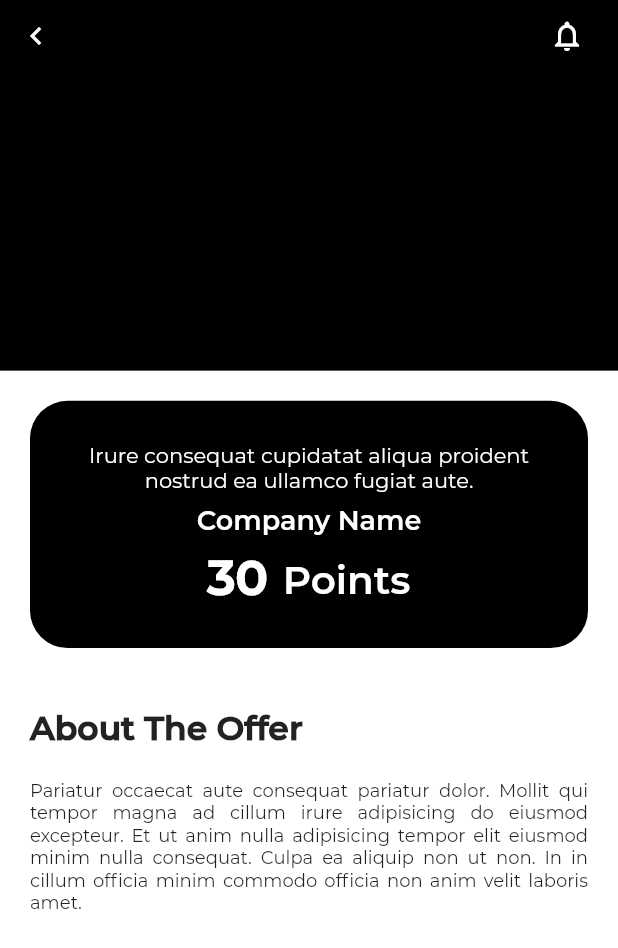
After one commit to AlisterLuiz/AlSafar, a Flutter app: the Rewards screen opened directly, scrolled down 42 dp, after a tap on "Offer Title", on a phone screen of 412 x 824 dp. The commit adds this screen. Shown: the top 948 px of the screen. Run offline on Flutter 3.47's test engine with Material 2 defaults, Android fonts, the phone set to English and light mode, and no system bars; our stand-ins replace carousel_slider, device_preview, font_awesome_flutter; network calls fail; project files that could hold a hidden picture were left out.

Commit message:
Added Rewards and Single Rewards Page

```diff
--- a/frontend/lib/screens/portrait/mobile/home/home_page.dart
+++ b/frontend/lib/screens/portrait/mobile/home/home_page.dart
@@ -94,6 +94,11 @@ class _HomePageState extends State<HomePage> {
                 ),
                 SizedBox(width: screenWidth(context) * 0.1),
                 Expanded(
+                  child: InkWell(
+                    onTap: () {
+                      Navigator.push(context,
+                          MaterialPageRoute(builder: (context) => Rewards()));
+                    },
                     child: Container(
                       height: screenHeight(context) * 0.3,
                       decoration: BoxDecoration(
@@ -102,7 +107,8 @@ class _HomePageState extends State<HomePage> {
                           image: AssetImage('assets/images/rewards.jpg'),
                           fit: BoxFit.cover,
                           colorFilter: ColorFilter.mode(
-                            Colors.black.withOpacity(0.50), BlendMode.dstATop),
+                              Colors.black.withOpacity(0.50),
+                              BlendMode.dstATop),
                         ),
                       ),
                       child: Center(
@@ -112,6 +118,7 @@ class _HomePageState extends State<HomePage> {
                             color: Theme.of(context).primaryColor,
                             fontSize: 22,
                             fontWeight: FontWeight.w800,
+                          ),
                         ),
                       ),
                     ),
--- /dev/null
+++ b/frontend/lib/screens/portrait/mobile/rewards/rewards.dart
@@ -0,0 +1,182 @@
+import 'package:alsafar/utilities/index.dart';
+
+class Rewards extends StatefulWidget {
+  const Rewards({Key? key}) : super(key: key);
+
+  @override
+  _RewardsState createState() => _RewardsState();
+}
+
+class _RewardsState extends State<Rewards> {
+  @override
+  Widget build(BuildContext context) {
+    return Scaffold(
+      appBar: getAppBarWithPopAndNotif(context),
+      body: ListView(
+        children: [
+          Container(
+            margin: EdgeInsets.all(20),
+            padding: EdgeInsets.all(20),
+            height: screenHeight(context) * 0.15,
+            decoration: BoxDecoration(
+              color: Theme.of(context).primaryColor,
+              borderRadius: BorderRadius.circular(25),
+            ),
+            child: Column(
+              // crossAxisAlignment: CrossAxisAlignment.start,
+              mainAxisAlignment: MainAxisAlignment.spaceEvenly,
+              children: [
+                Row(
+                  // crossAxisAlignment: CrossAxisAlignment.end,
+                  children: [
+                    Text(
+                      '1234',
+                      style: TextStyle(
+                        fontSize: 32,
+                        color: Theme.of(context).accentColor,
+                        fontWeight: FontWeight.w800,
+                      ),
+                    ),
+                    sizedBox(0, 10),
+                    Padding(
+                      padding: EdgeInsets.only(top: 4.0),
+                      child: Text(
+                        'Points',
+                        style: TextStyle(
+                          color: Theme.of(context).accentColor,
+                          fontSize: 26,
+                          fontWeight: FontWeight.w600,
+                        ),
+                      ),
+                    ),
+                  ],
+                ),
+                Text(
+                  'Track your points and redeem exciting rewards!',
+                  style: TextStyle(
+                    color: Theme.of(context).accentColor,
+                  ),
+                )
+              ],
+            ),
+          ),
+          sizedBox(10, 0),
+          CarouselSlider(
+            options: CarouselOptions(
+              height: screenHeight(context) * 0.28,
+              enlargeCenterPage: true,
+              viewportFraction: 0.7,
+            ),
+            items: [1, 2, 3, 4, 5].map((i) {
+              return Builder(
+                builder: (BuildContext context) {
+                  return InkWell(
+                    onTap: () {
+                      Navigator.push(
+                          context,
+                          MaterialPageRoute(
+                              builder: (context) => SingleReward()));
+                    },
+                    child: Container(
+                      width: screenWidth(context),
+                      margin: EdgeInsets.symmetric(horizontal: 5.0),
+                      decoration: BoxDecoration(
+                        color: Theme.of(context).primaryColor,
+                        borderRadius: BorderRadius.circular(25),
+                      ),
+                    ),
+                  );
+                },
+              );
+            }).toList(),
+          ),
+          sizedBox(10, 0),
+          Padding(
+            padding: EdgeInsets.all(20),
+            child: Text(
+              'Our Offers',
+              style: TextStyle(
+                fontSize: 22,
+                fontWeight: FontWeight.w800,
+              ),
+            ),
+          ),
+          ListView.builder(
+            physics: NeverScrollableScrollPhysics(),
+            shrinkWrap: true,
+            itemCount: 4,
+            itemExtent: screenHeight(context) * 0.1,
+            itemBuilder: (context, i) {
+              return Padding(
+                padding: const EdgeInsets.symmetric(
+                  vertical: 10,
+                  horizontal: 20,
+                ),
+                child: ListTile(
+                  onTap: () {
+                    Navigator.push(
+                        context,
+                        MaterialPageRoute(
+                            builder: (context) => SingleReward()));
+                  },
+                  contentPadding:
+                      EdgeInsets.symmetric(vertical: 0.0, horizontal: 15.0),
+                  shape: RoundedRectangleBorder(
+                      side: const BorderSide(width: 0.5),
+                      borderRadius: BorderRadius.circular(10)),
+                  tileColor: Theme.of(context).primaryColor,
+                  leading: Container(
+                    height: 40,
+                    width: 40,
+                    decoration: BoxDecoration(
+                      borderRadius: BorderRadius.circular(10),
+                      color: Theme.of(context).backgroundColor,
+                    ),
+                  ),
+                  title: const Text(
+                    'Offer Title',
+                    style: TextStyle(
+                      color: Colors.white,
+                    ),
+                  ),
+                  subtitle: const Text(
+                    'Do laboris incididunt ad adipisicing labore ipsum aliqua esse mollit nisi adipisicing est.',
+                    maxLines: 1,
+                    overflow: TextOverflow.ellipsis,
+                    style: TextStyle(
+                      fontSize: 13,
+                      color: Colors.white,
+                    ),
+                  ),
+                  trailing: Column(
+                    mainAxisAlignment: MainAxisAlignment.center,
+                    children: [
+                      Text(
+                        '30',
+                        style: TextStyle(
+                          fontSize: 18,
+                          color: Theme.of(context).accentColor,
+                          fontWeight: FontWeight.w800,
+                        ),
+                      ),
+                      Padding(
+                        padding: EdgeInsets.only(top: 4.0),
+                        child: Text(
+                          'Points',
+                          style: TextStyle(
+                            fontSize: 12,
+                            color: Theme.of(context).accentColor,
+                          ),
+                        ),
+                      ),
+                    ],
+                  ),
+                ),
+              );
+            },
+          ),
+        ],
+      ),
+    );
+  }
+}
--- /dev/null
+++ b/frontend/lib/screens/portrait/mobile/rewards/single_reward.dart
@@ -0,0 +1,300 @@
+import 'package:alsafar/utilities/index.dart';
+
+class SingleReward extends StatefulWidget {
+  const SingleReward({Key? key}) : super(key: key);
+
+  @override
+  _SingleRewardState createState() => _SingleRewardState();
+}
+
+class _SingleRewardState extends State<SingleReward> {
+  @override
+  Widget build(BuildContext context) {
+    return Scaffold(
+      body: Stack(
+        alignment: Alignment.center,
+        children: <Widget>[
+          // background image and bottom contents
+          Column(
+            children: <Widget>[
+              Container(
+                height: screenHeight(context) * 0.3,
+                decoration: const BoxDecoration(
+                  color: Colors.black,
+                  // borderRadius: BorderRadius.only(
+                  //   bottomLeft: Radius.circular(20),
+                  //   bottomRight: Radius.circular(20),
+                  // ),
+                ),
+              ),
+              Expanded(
+                child: Container(
+                  color: Colors.white,
+                  child: Center(
+                    child: ListView(
+                      children: [
+                        Container(
+                          margin: EdgeInsets.all(20),
+                          padding: EdgeInsets.all(20),
+                          height: screenHeight(context) * 0.2,
+                          decoration: BoxDecoration(
+                            color: Theme.of(context).primaryColor,
+                            borderRadius: BorderRadius.circular(25),
+                          ),
+                          child: Column(
+                            // crossAxisAlignment: CrossAxisAlignment.start,
+                            mainAxisAlignment: MainAxisAlignment.spaceEvenly,
+                            children: [
+                              Text(
+                                'Irure consequat cupidatat aliqua proident nostrud ea ullamco fugiat aute.',
+                                textAlign: TextAlign.center,
+                                style: TextStyle(
+                                  fontSize: 14,
+                                  color: Theme.of(context).backgroundColor,
+                                ),
+                              ),
+                              // sizedBox(20, 0),
+                              Padding(
+                                padding: EdgeInsets.symmetric(horizontal: 15.0),
+                                child: Text(
+                                  'Company Name',
+                                  textAlign: TextAlign.center,
+                                  style: TextStyle(
+                                    fontSize: 18,
+                                    fontWeight: FontWeight.bold,
+                                    color: Theme.of(context).backgroundColor,
+                                  ),
+                                ),
+                              ),
+                              // sizedBox(20, 0),
+                              Row(
+                                mainAxisAlignment: MainAxisAlignment.center,
+                                children: [
+                                  Text(
+                                    '30',
+                                    style: TextStyle(
+                                      fontSize: 32,
+                                      fontWeight: FontWeight.w800,
+                                      color: Theme.of(context).backgroundColor,
+                                    ),
+                                  ),
+                                  sizedBox(0, 10),
+                                  Padding(
+                                    padding: EdgeInsets.only(top: 4.0),
+                                    child: Text(
+                                      'Points',
+                                      style: TextStyle(
+                                        fontSize: 26,
+                                        fontWeight: FontWeight.w600,
+                                        color:
+                                            Theme.of(context).backgroundColor,
+                                      ),
+                                    ),
+                                  ),
+                                ],
+                              ),
+                            ],
+                          ),
+                        ),
+                        sizedBox(20, 0),
+                        const Padding(
+                          padding: EdgeInsets.only(left: 20.0),
+                          child: Text(
+                            'About The Offer',
+                            style: TextStyle(
+                              fontSize: 22,
+                              fontWeight: FontWeight.w800,
+                            ),
+                          ),
+                        ),
+                        sizedBox(20, 0),
+                        const Padding(
+                          padding: EdgeInsets.symmetric(horizontal: 20.0),
+                          child: Text(
+                            'Pariatur occaecat aute consequat pariatur dolor. Mollit qui tempor magna ad cillum irure adipisicing do eiusmod excepteur. Et ut anim nulla adipisicing tempor elit eiusmod minim nulla consequat. Culpa ea aliquip non ut non. In in cillum officia minim commodo officia non anim velit laboris amet.',
+                            textAlign: TextAlign.justify,
+                            style: TextStyle(
+                              fontSize: 12,
+                            ),
+                          ),
+                        ),
+                        sizedBox(20, 0),
+                      ],
+                    ),
+                  ),
+                ),
+              )
+            ],
+          ),
+          SafeArea(
+            child: Align(
+              alignment: Alignment.topLeft,
+              child: Row(
+                  mainAxisAlignment: MainAxisAlignment.spaceBetween,
+                  children: [
+                    IconButton(
+                      icon: Icon(Icons.chevron_left,
+                          color: Theme.of(context).backgroundColor),
+                      onPressed: () => Navigator.pop(context),
+                    ),
+                    Padding(
+                      padding: EdgeInsets.only(right: 10),
+                      child: IconButton(
+                        onPressed: () {
+                          Navigator.push(
+                            context,
+                            MaterialPageRoute(
+                                builder: (context) => Notifications()),
+                          );
+                        },
+                        icon: Icon(
+                          Icons.notifications_outlined,
+                          color: Theme.of(context).backgroundColor,
+                        ),
+                      ),
+                    )
+                  ]),
+            ),
+          ),
+        ],
+      ),
+    );
+    // body: NestedScrollView(
+    //   headerSliverBuilder: (BuildContext context, bool innerBoxIsScrolled) {
+    //     return <Widget>[
+    //       SliverAppBar(
+    //         expandedHeight: screenHeight(context) * 0.3,
+    //         floating: false,
+    //         pinned: true,
+    //         leading: IconButton(
+    //           icon: Icon(Icons.chevron_left,
+    //               color: Theme.of(context).backgroundColor),
+    //           onPressed: () => Navigator.pop(context),
+    //         ),
+    //         actions: [
+    //           Padding(
+    //             padding: EdgeInsets.only(right: 10),
+    //             child: IconButton(
+    //               onPressed: () {
+    //                 Navigator.push(
+    //                   context,
+    //                   MaterialPageRoute(
+    //                       builder: (context) => Notifications()),
+    //                 );
+    //               },
+    //               icon: Icon(
+    //                 Icons.notifications_outlined,
+    //                 color: Theme.of(context).backgroundColor,
+    //               ),
+    //             ),
+    //           )
+    //         ],
+    //         flexibleSpace: FlexibleSpaceBar(
+    //             // centerTitle: true,
+    //             // title: Text(
+    //             //   "Collapsing Toolbar",
+    //             //   style: TextStyle(
+    //             //     color: Colors.white,
+    //             //     fontSize: 16.0,
+    //             //   ),
+    //             // ),
+    // background: Image.network(
+    //   "https://images.pexels.com/photos/396547/pexels-photo-396547.jpeg?auto=compress&cs=tinysrgb&h=350",
+    //   fit: BoxFit.cover,
+    // )),
+    //       ),
+    //     ];
+    //   },
+    //   body: ListView(
+    //     children: [
+    //       Container(
+    //         margin: EdgeInsets.all(20),
+    //         padding: EdgeInsets.all(20),
+    //         height: screenHeight(context) * 0.2,
+    //         decoration: BoxDecoration(
+    //           color: Theme.of(context).primaryColor,
+    //           borderRadius: BorderRadius.circular(25),
+    //         ),
+    //         child: Column(
+    //           // crossAxisAlignment: CrossAxisAlignment.start,
+    //           mainAxisAlignment: MainAxisAlignment.spaceEvenly,
+    //           children: [
+    //             Text(
+    //               'Irure consequat cupidatat aliqua proident nostrud ea ullamco fugiat aute.',
+    //               textAlign: TextAlign.center,
+    //               style: TextStyle(
+    //                 fontSize: 14,
+    //                 color: Theme.of(context).backgroundColor,
+    //               ),
+    //             ),
+    //             // sizedBox(20, 0),
+    //             Padding(
+    //               padding: EdgeInsets.symmetric(horizontal: 15.0),
+    //               child: Text(
+    //                 'Company Name',
+    //                 textAlign: TextAlign.center,
+    //                 style: TextStyle(
+    //                   fontSize: 18,
+    //                   fontWeight: FontWeight.bold,
+    //                   color: Theme.of(context).backgroundColor,
+    //                 ),
+    //               ),
+    //             ),
+    //             // sizedBox(20, 0),
+    //             Row(
+    //               mainAxisAlignment: MainAxisAlignment.center,
+    //               children: [
+    //                 Text(
+    //                   '30',
+    //                   style: TextStyle(
+    //                     fontSize: 32,
+    //                     fontWeight: FontWeight.w800,
+    //                     color: Theme.of(context).backgroundColor,
+    //                   ),
+    //                 ),
+    //                 sizedBox(0, 10),
+    //                 Padding(
+    //                   padding: EdgeInsets.only(top: 4.0),
+    //                   child: Text(
+    //                     'Points',
+    //                     style: TextStyle(
+    //                       fontSize: 26,
+    //                       fontWeight: FontWeight.w600,
+    //                       color: Theme.of(context).backgroundColor,
+    //                     ),
+    //                   ),
+    //                 ),
+    //               ],
+    //             ),
+    //           ],
+    //         ),
+    //       ),
+    //       sizedBox(20, 0),
+    //       const Padding(
+    //         padding: EdgeInsets.only(left: 20.0),
+    //         child: Text(
+    //           'About The Offer',
+    //           style: TextStyle(
+    //             fontSize: 22,
+    //             fontWeight: FontWeight.w800,
+    //           ),
+    //         ),
+    //       ),
+    //       sizedBox(20, 0),
+    //       const Padding(
+    //         padding: EdgeInsets.symmetric(horizontal: 20.0),
+    //         child: Text(
+    //           'Lorem consequat dolor pariatur aute nulla dolor velit Lorem minim in. Irure aliqua pariatur culpa ipsum consequat ea irure et duis. Fugiat laborum non consequat Lorem esse magna aliquip. Fugiat aute voluptate veniam ut sint. Tempor et eu nostrud commodo duis laboris velit reprehenderit enim. Dolor laborum et voluptate non id elit nisi anim. Irure tempor laboris sit laborum magna ut pariatur minim incididunt aute quis id.',
+    //           textAlign: TextAlign.justify,
+    //           style: TextStyle(
+    //             fontSize: 12,
+    //           ),
+    //         ),
+    //       ),
+    //     ],
+    //   ),
+    // ),
+
+    // );
+  }
+}
--- a/frontend/lib/utilities/index.dart
+++ b/frontend/lib/utilities/index.dart
@@ -3,6 +3,7 @@ export 'package:flutter/foundation.dart';
 export 'package:flutter/material.dart';
 export 'package:flutter/services.dart';
 export 'package:provider/provider.dart';
+export 'package:carousel_slider/carousel_slider.dart';
 
 // Dart Packages
 export 'dart:io';
@@ -56,6 +57,8 @@ export 'package:alsafar/screens/portrait/mobile/profile/profile.dart';
 export 'package:font_awesome_flutter/font_awesome_flutter.dart';
 export 'package:alsafar/screens/portrait/mobile/chat/single_chat.dart';
 export 'package:alsafar/screens/portrait/mobile/chat/groupChat.dart';
+export 'package:alsafar/screens/portrait/mobile/rewards/rewards.dart';
+export 'package:alsafar/screens/portrait/mobile/rewards/single_reward.dart';
 
 // Services
 
--- a/frontend/lib/widgets/common/appbar_widget.dart
+++ b/frontend/lib/widgets/common/appbar_widget.dart
@@ -32,3 +32,30 @@ AppBar getAppBarWithPop(BuildContext context) {
     backgroundColor: Theme.of(context).backgroundColor,
   );
 }
+
+AppBar getAppBarWithPopAndNotif(BuildContext context) {
+  return AppBar(
+    leading: IconButton(
+      icon: Icon(Icons.chevron_left, color: Theme.of(context).primaryColor),
+      onPressed: () => Navigator.pop(context),
+    ),
+    backgroundColor: Theme.of(context).backgroundColor,
+    actions: [
+      Padding(
+        padding: EdgeInsets.only(right: 10),
+        child: IconButton(
+          onPressed: () {
+            Navigator.push(
+              context,
+              MaterialPageRoute(builder: (context) => Notifications()),
+            );
+          },
+          icon: Icon(
+            Icons.notifications_outlined,
+            color: Theme.of(context).primaryColor,
+          ),
+        ),
+      )
+    ],
+  );
+}
--- a/frontend/lib/widgets/common/games_widget.dart
+++ b/frontend/lib/widgets/common/games_widget.dart
@@ -28,7 +28,7 @@ class GamesWidget extends StatelessWidget {
             itemBuilder: (context, index) {
               return Padding(
                 padding: EdgeInsets.only(
-                  right: screenWidth(context) * 0.02,
+                  right: screenWidth(context) * 0.04,
                 ),
                 child: Stack(
                   alignment: Alignment.center,
--- a/frontend/pubspec.yaml
+++ b/frontend/pubspec.yaml
@@ -27,6 +27,7 @@ environment:
 # the latest version available on pub.dev. To see which dependencies have newer
 # versions available, run `flutter pub outdated`.
 dependencies:
+  carousel_slider: ^4.0.0
   cupertino_icons: ^1.0.2
   device_preview: ^0.7.4
   flutter:
```
Also changed, not shown: frontend/pubspec.lock. Lines whose indentation alone changed are shown as unchanged.
